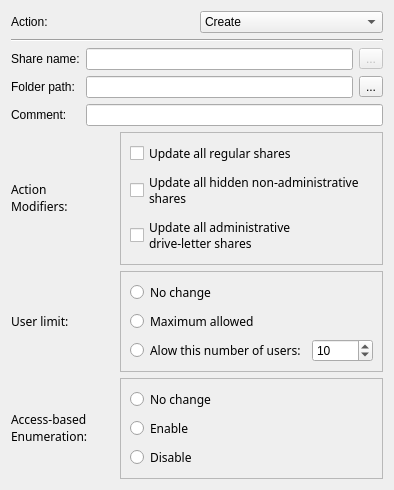
august-alt/policy-preferences-editor-prototype, file src/apps/mvvm-folders/shares/shareswidget.ui: the form before one commit.
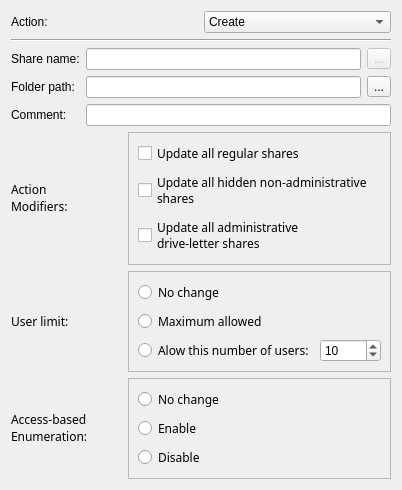
The form after the commit.

Commit message: fix: fix schema attributes for shares schema widgets

The edit to the form file:
```diff
--- a/src/apps/mvvm-folders/shares/shareswidget.ui
+++ b/src/apps/mvvm-folders/shares/shareswidget.ui
@@ -6,7 +6,7 @@
    <rect>
     <x>0</x>
     <y>0</y>
-    <width>394</width>
+    <width>402</width>
     <height>487</height>
    </rect>
   </property>
```
The commit also changes 3 other files.
